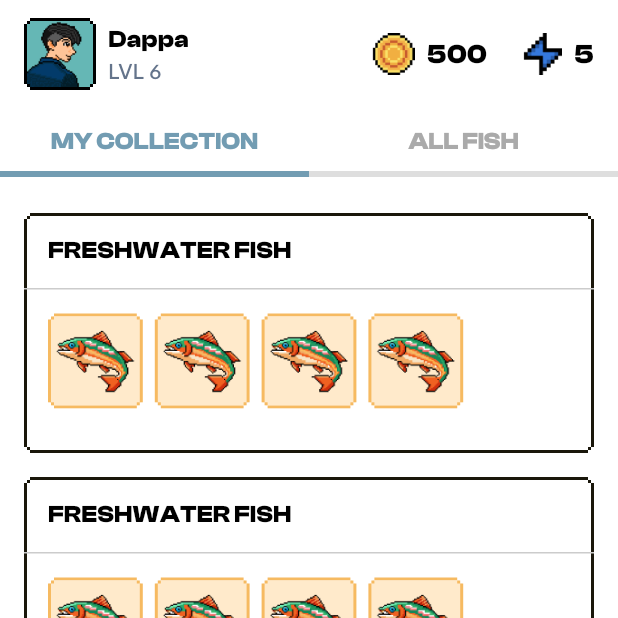
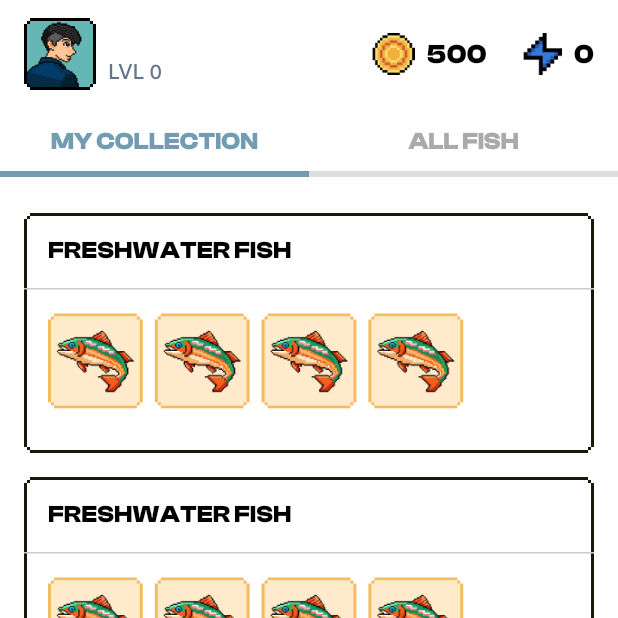
Before and after one commit to biasa-aja/fish-nation-mobile, a Flutter app: the CollectionPage screen opened by its route, on a phone screen of 412 x 824 dp, the top half of it. Run offline on Flutter 3.47's test engine with Material 3 defaults, Android fonts, the phone set to English and light mode, and no system bars; drawn by our look-alikes of cached_network_image; our stand-ins replace audioplayers, bloc, camera, dio, flutter_bloc, flutter_image_compress and 6 more; missing offline and left inert: svg_flutter; accounts and stored records are empty; network calls fail; project files that could hold a hidden picture were left out.

Commit message:
feat(top bar): provider

```diff
--- a/lib/presentation/pages/home/home_page.dart
+++ b/lib/presentation/pages/home/home_page.dart
@@ -8,6 +8,7 @@ import 'package:example_fish_fortune/core/utils/constant.dart';
 import 'package:example_fish_fortune/presentation/pages/home/cubit/recent_list_cubit.dart';
 import 'package:example_fish_fortune/presentation/pages/home/widget/challenge_list_tile.dart';
 import 'package:example_fish_fortune/presentation/pages/home/widget/recent_list_tile.dart';
+import 'package:example_fish_fortune/presentation/provider/profile_provider.dart';
 import 'package:example_fish_fortune/presentation/widgets/avatar.dart';
 import 'package:example_fish_fortune/presentation/widgets/main_button.dart';
 import 'package:example_fish_fortune/presentation/widgets/topbar.dart';
@@ -31,6 +32,8 @@ class _HomePageState extends State<HomePage> {
     super.initState();
 
     _onRefresh();
+
+    context.read<ProfileProvider>().reload();
   }
 
   @override
--- /dev/null
+++ b/lib/presentation/provider/profile_provider.dart
@@ -0,0 +1,13 @@
+import 'package:example_fish_fortune/data/data_sources/local/shared_pref.dart';
+import 'package:example_fish_fortune/data/models/detail_profile_response.dart';
+import 'package:flutter/material.dart';
+
+class ProfileProvider extends ChangeNotifier {
+  DetailProfileResponse? _profile;
+  DetailProfileResponse? get profile => _profile;
+
+  void reload() {
+    _profile = SharedPref.detailProfileResponse;
+    notifyListeners();
+  }
+}
--- a/lib/presentation/widgets/topbar.dart
+++ b/lib/presentation/widgets/topbar.dart
@@ -1,7 +1,9 @@
 import 'package:example_fish_fortune/core/extensions/text_extension.dart';
 import 'package:example_fish_fortune/core/utils/assets.dart';
+import 'package:example_fish_fortune/presentation/provider/profile_provider.dart';
 import 'package:example_fish_fortune/presentation/widgets/avatar.dart';
 import 'package:flutter/material.dart';
+import 'package:provider/provider.dart';
 
 class Topbar extends StatefulWidget {
   const Topbar({super.key});
@@ -13,6 +15,8 @@ class Topbar extends StatefulWidget {
 class _TopbarState extends State<Topbar> {
   @override
   Widget build(BuildContext context) {
+    return Consumer<ProfileProvider>(
+      builder: (context, provider, child) {
         return Padding(
           padding: const EdgeInsets.symmetric(vertical: 12, horizontal: 16),
           child: Row(
@@ -22,16 +26,25 @@ class _TopbarState extends State<Topbar> {
                   children: [
                     const Avatar(url: ""),
                     const SizedBox(width: 8),
-                Column(
+                    Expanded(
+                      child: Column(
                         crossAxisAlignment: CrossAxisAlignment.start,
                         children: [
-                    const Text("Dappa").cd16b().blackColor(),
-                    const Text("LVL 6").gs14m().greyColor(),
+                          Text(
+                            provider.profile?.username ?? "",
+                            maxLines: 1,
+                            overflow: TextOverflow.ellipsis,
+                          ).cd16b().blackColor(),
+                          Text("LVL ${provider.profile?.level ?? 0}")
+                              .gs14m()
+                              .greyColor(),
                         ],
+                      ),
                     ),
                   ],
                 ),
               ),
+              const SizedBox(width: 16),
               SizedBox(
                 height: 28,
                 child: Image.asset(Assets.coin),
@@ -44,9 +57,11 @@ class _TopbarState extends State<Topbar> {
                 child: Image.asset(Assets.energy),
               ),
               const SizedBox(width: 8),
-          const Text("5").title18(),
+              Text("${provider.profile?.energy ?? 0}").title18(),
             ],
           ),
         );
+      },
+    );
   }
 }
```
Also changed, not shown: lib/app.dart (+14 -5 lines). Lines whose indentation alone changed are shown as unchanged.
